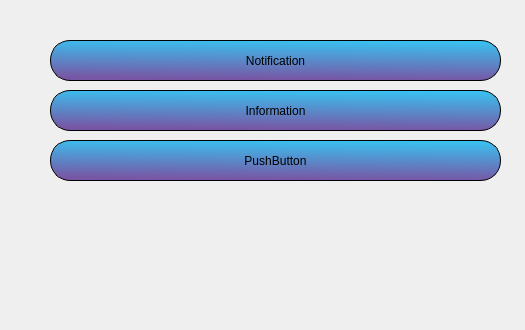
Before: the Qt Designer form MyCovidRecord/adminlogin.ui in gagabon501/cs106-2, drawn with Qt 5; both pictures show x 0 to 525 and y 398 to 728 of the 525 by 728 pixel window.
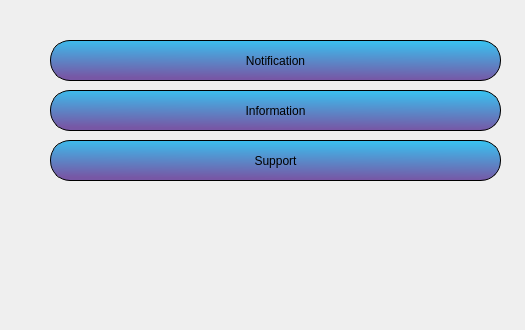
After: the same form once the commit is applied. Icons and pictures are not drawn.

Diff of the .ui file:
```diff
--- a/MyCovidRecord/adminlogin.ui
+++ b/MyCovidRecord/adminlogin.ui
@@ -188,7 +188,7 @@
 background-color: qlineargradient(spread:pad, x1:0.9, y1:1, x2:1, y2:0, stop:0 rgb(119, 87, 165), stop:1 rgb(55, 197, 243));</string>
     </property>
     <property name="text">
-     <string>PushButton</string>
+     <string>Support</string>
     </property>
    </widget>
    <widget class="QGroupBox" name="groupBox">
```
